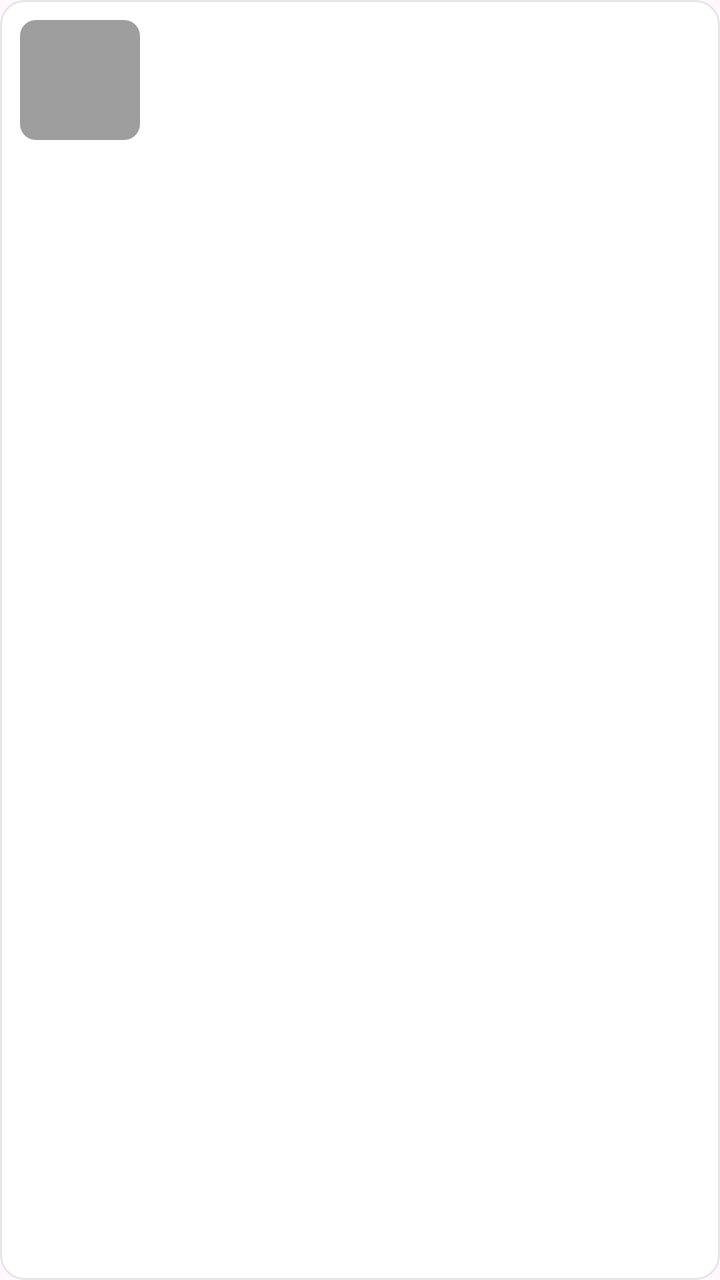
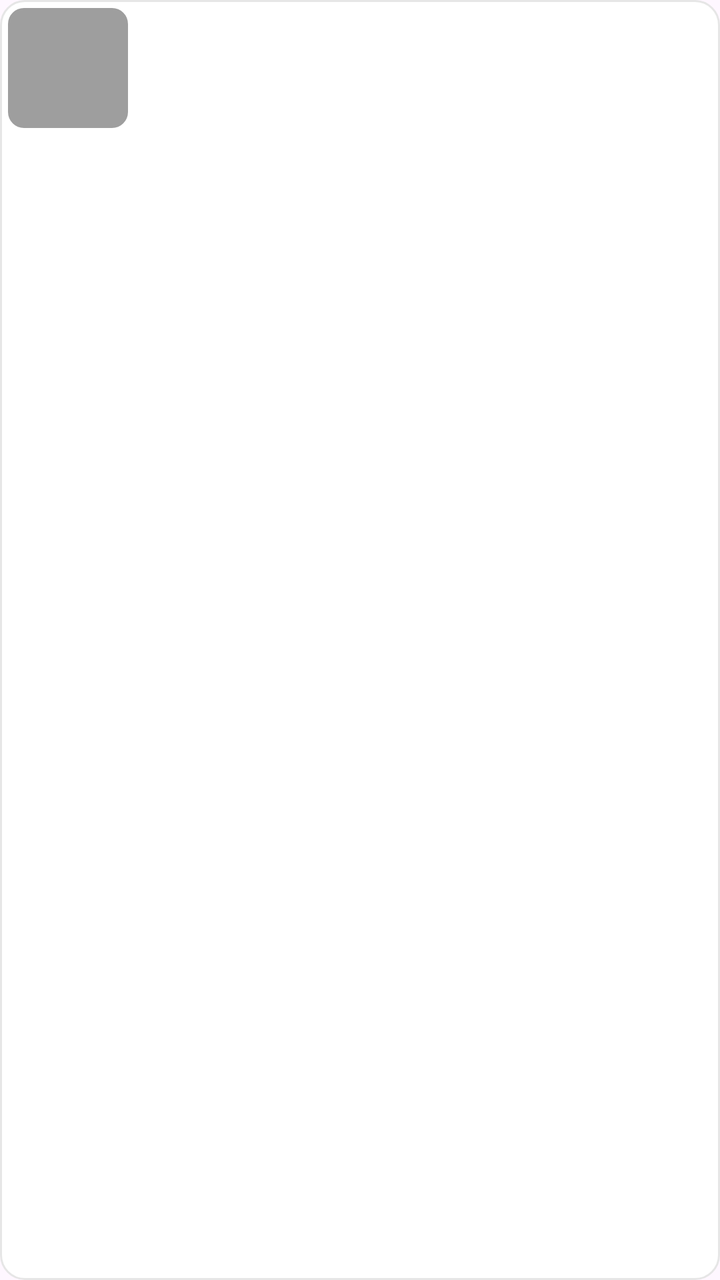

Before-and-after screenshots of an Android layout around one commit, followed by the original layout XML and the change that was made.
<!-- AndroidManifest.xml: application theme Theme.GrocHub -->
<!-- res/layout/item_product.xml -->
<LinearLayout xmlns:android="http://schemas.android.com/apk/res/android"
    android:layout_width="match_parent"
    android:layout_height="wrap_content"
    xmlns:app="http://schemas.android.com/apk/res-auto"
    android:orientation="horizontal"
    android:padding="10dp"
    android:background="@drawable/bg_product_pill">

    <com.google.android.material.imageview.ShapeableImageView
        android:id="@+id/iv_product_image"
        android:layout_width="60dp"
        android:layout_height="60dp"
        android:scaleType="centerCrop"
        android:src="@drawable/gray_colour"
        app:shapeAppearanceOverlay="@style/RoundedImageShape"/>


    <LinearLayout
        android:layout_width="0dp"
        android:layout_height="wrap_content"
        android:layout_weight="1"
        android:orientation="vertical"
        android:layout_marginStart="12dp">

        <TextView
            android:id="@+id/tv_product_name"
            android:layout_width="wrap_content"
            android:layout_height="wrap_content"
            android:textSize="16sp"
            android:textStyle="bold"
            android:textColor="@color/black"/>

        <TextView
            android:id="@+id/tv_product_price"
            android:layout_width="wrap_content"
            android:layout_height="wrap_content"
            android:textSize="14sp"
            android:textColor="@color/Primary"
            android:layout_marginTop="4dp"/>
    </LinearLayout>

</LinearLayout>
<!-- resources referenced by this layout -->
<resources>
  <color name="Primary">#4CAD73</color>
  <color name="black">#FF000000</color>
  <!-- drawable bg_product_pill (drawable) -->
  <?xml version="1.0" encoding="utf-8"?>
  <shape xmlns:android="http://schemas.android.com/apk/res/android"
      android:shape="rectangle">
  
      
      <solid android:color="@android:color/white"/>
  
      
      <corners android:radius="12dp"/>
  
      
      <stroke
          android:width="1dp"
          android:color="#E6E6E6"/>
  
      
      <padding
          android:left="4dp"
          android:top="4dp"
          android:right="4dp"
          android:bottom="4dp"/>
  
  </shape>
  <!-- drawable gray_colour (drawable) -->
  <?xml version="1.0" encoding="UTF-8"?>
  <shape
      xmlns:android="http://schemas.android.com/apk/res/android">
      <solid
          android:color="@color/gray"
          />
  </shape>
  <style name="RoundedImageShape">
  		<item name="cornerFamily">rounded</item>
  		<item name="cornerSize">8dp</item>
  	</style>
  <style name="Theme.GrocHub" parent="Base.Theme.GrocHub" />
  <color name="gray">#FF9E9E9E</color>
  <style name="Base.Theme.GrocHub" parent="Theme.Material3.DayNight.NoActionBar">
          
          
      </style>
</resources>

<!-- the commit's change to res/layout/item_product.xml (unified diff, before → after) -->
@@ -3,7 +3,7 @@
     android:layout_height="wrap_content"
     xmlns:app="http://schemas.android.com/apk/res-auto"
     android:orientation="horizontal"
-    android:padding="10dp"
+    android:layout_marginBottom="5dp"
     android:background="@drawable/bg_product_pill">
 
     <com.google.android.material.imageview.ShapeableImageView
